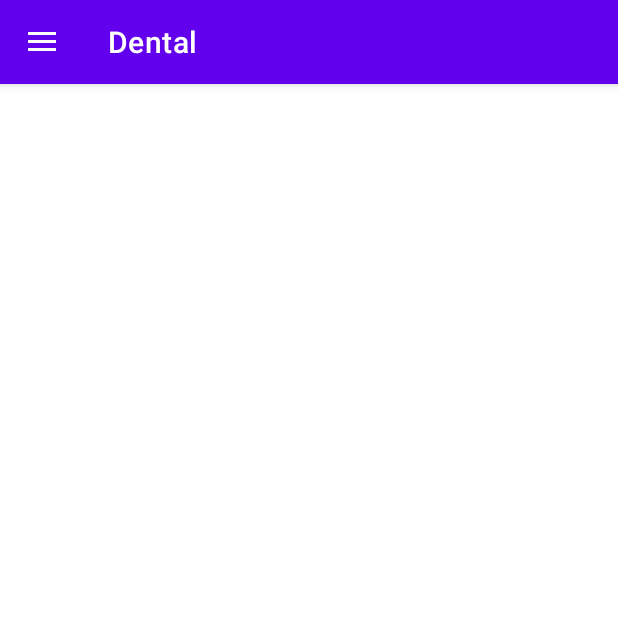
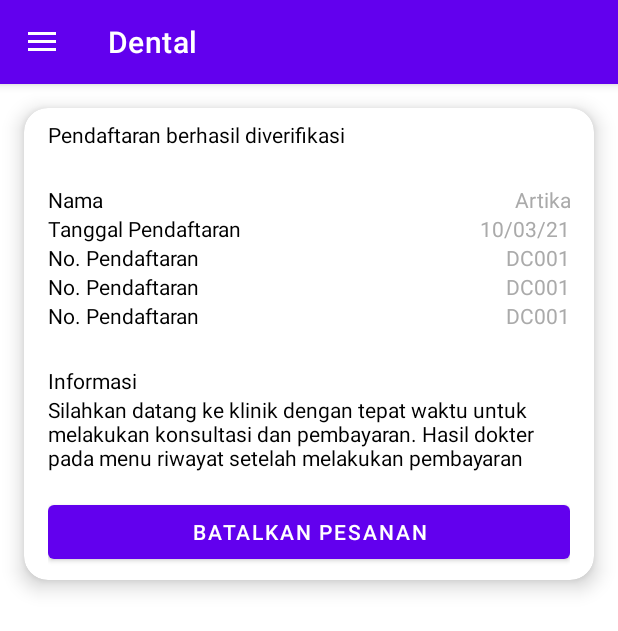
Before and after one commit to asengsaragih/AndroidDentalApp, an Android app: the screen it shows after launch (MainActivity), on a phone screen of 412 x 824 dp. Shown: the top 631 px of the screen. Run offline under Robolectric (Android 15) with nearby library versions, the phone set to English and light mode, and no system bars.

Commit message:
commit layout

```diff
--- /dev/null
+++ b/app/src/main/java/com/mobile/dental/base/Constant.java
@@ -0,0 +1,6 @@
+package com.mobile.dental.base;
+
+public class Constant {
+    public static final String DATE_FORMAT = "dd MMMM yyyy";
+
+}
--- a/app/src/main/res/layout/activity_main.xml
+++ b/app/src/main/res/layout/activity_main.xml
@@ -7,21 +7,31 @@
     android:layout_height="match_parent"
     tools:context=".MainActivity">
 
-    <androidx.constraintlayout.widget.ConstraintLayout
+    <LinearLayout
         android:layout_width="match_parent"
         android:layout_height="match_parent">
 
-    </androidx.constraintlayout.widget.ConstraintLayout>
+        <com.google.android.material.card.MaterialCardView
+            android:layout_width="match_parent"
+            android:layout_height="wrap_content"
+            android:layout_margin="16dp"
+            app:cardCornerRadius="16dp"
+            app:cardElevation="8dp">
+
+            <include
+                layout="@layout/layout_verify_home"
+                android:layout_width="match_parent"
+                android:layout_height="wrap_content" />
+        </com.google.android.material.card.MaterialCardView>
+    </LinearLayout>
 
     <com.google.android.material.navigation.NavigationView
         android:id="@+id/nav_main"
         android:layout_width="wrap_content"
         android:layout_height="match_parent"
         android:layout_gravity="start"
+        android:scrollbarAlwaysDrawVerticalTrack="true"
         app:headerLayout="@layout/header_navigation_drawer"
-        android:scrollbarAlwaysDrawVerticalTrack="true"
         app:itemIconTint="@color/purple_500"
-        app:menu="@menu/drawer_menu"/>
-
-
+        app:menu="@menu/drawer_menu" />
 </androidx.drawerlayout.widget.DrawerLayout>
--- /dev/null
+++ b/app/src/main/res/layout/layout_verify_home.xml
@@ -0,0 +1,143 @@
+<?xml version="1.0" encoding="utf-8"?>
+<LinearLayout xmlns:android="http://schemas.android.com/apk/res/android"
+    android:layout_width="match_parent"
+    android:layout_height="wrap_content"
+    android:orientation="vertical"
+    android:paddingHorizontal="16dp"
+    android:paddingVertical="8dp">
+
+    <TextView
+        android:layout_width="match_parent"
+        android:layout_height="wrap_content"
+        android:layout_marginBottom="24dp"
+        android:text="Pendaftaran berhasil diverifikasi" />
+
+    <LinearLayout
+        android:layout_width="match_parent"
+        android:layout_height="wrap_content"
+        android:orientation="horizontal">
+
+        <TextView
+            android:layout_width="match_parent"
+            android:layout_height="wrap_content"
+            android:layout_weight="0.5"
+            android:gravity="start"
+            android:text="Nama" />
+
+        <TextView
+            android:layout_width="match_parent"
+            android:layout_height="wrap_content"
+            android:layout_weight="0.5"
+            android:gravity="end"
+            android:text="Artika"
+            android:textColor="@android:color/darker_gray" />
+
+    </LinearLayout>
+
+    <LinearLayout
+        android:layout_width="match_parent"
+        android:layout_height="wrap_content"
+        android:orientation="horizontal">
+
+        <TextView
+            android:layout_width="match_parent"
+            android:layout_height="wrap_content"
+            android:layout_weight="0.5"
+            android:gravity="start"
+            android:text="Tanggal Pendaftaran" />
+
+        <TextView
+            android:layout_width="match_parent"
+            android:layout_height="wrap_content"
+            android:layout_weight="0.5"
+            android:gravity="end"
+            android:text="10/03/21"
+            android:textColor="@android:color/darker_gray" />
+
+    </LinearLayout>
+
+    <LinearLayout
+        android:layout_width="match_parent"
+        android:layout_height="wrap_content"
+        android:orientation="horizontal">
+
+        <TextView
+            android:layout_width="match_parent"
+            android:layout_height="wrap_content"
+            android:layout_weight="0.5"
+            android:gravity="start"
+            android:text="No. Pendaftaran" />
+
+        <TextView
+            android:layout_width="match_parent"
+            android:layout_height="wrap_content"
+            android:layout_weight="0.5"
+            android:gravity="end"
+            android:text="DC001"
+            android:textColor="@android:color/darker_gray" />
+
+    </LinearLayout>
+
+    <LinearLayout
+        android:layout_width="match_parent"
+        android:layout_height="wrap_content"
+        android:orientation="horizontal">
+
+        <TextView
+            android:layout_width="match_parent"
+            android:layout_height="wrap_content"
+            android:layout_weight="0.5"
+            android:gravity="start"
+            android:text="No. Pendaftaran" />
+
+        <TextView
+            android:layout_width="match_parent"
+            android:layout_height="wrap_content"
+            android:layout_weight="0.5"
+            android:gravity="end"
+            android:text="DC001"
+            android:textColor="@android:color/darker_gray" />
+
+    </LinearLayout>
+
+    <LinearLayout
+        android:layout_width="match_parent"
+        android:layout_height="wrap_content"
+        android:orientation="horizontal">
+
+        <TextView
+            android:layout_width="match_parent"
+            android:layout_height="wrap_content"
+            android:layout_weight="0.5"
+            android:gravity="start"
+            android:text="No. Pendaftaran" />
+
+        <TextView
+            android:layout_width="match_parent"
+            android:layout_height="wrap_content"
+            android:layout_weight="0.5"
+            android:gravity="end"
+            android:text="DC001"
+            android:textColor="@android:color/darker_gray" />
+
+    </LinearLayout>
+
+    <TextView
+        android:layout_width="match_parent"
+        android:layout_height="wrap_content"
+        android:layout_marginTop="24dp"
+        android:text="Informasi" />
+
+    <TextView
+        android:layout_width="match_parent"
+        android:layout_height="wrap_content"
+        android:text="Silahkan datang ke klinik dengan tepat waktu untuk melakukan konsultasi dan pembayaran. Hasil dokter pada menu riwayat setelah melakukan pembayaran" />
+
+
+    <Button
+        android:layout_width="match_parent"
+        android:layout_height="wrap_content"
+        android:layout_marginTop="16dp"
+        android:text="Batalkan Pesanan" />
+
+</LinearLayout>
--- a/app/src/main/res/values/themes.xml
+++ b/app/src/main/res/values/themes.xml
@@ -12,5 +12,6 @@
         <!-- Status bar color. -->
         <item name="android:statusBarColor" tools:targetApi="l">?attr/colorPrimaryVariant</item>
         <!-- Customize your theme here. -->
+        <item name="android:textColor">@color/black</item>
     </style>
 </resources>
```
Also changed, not shown: app/src/main/java/com/mobile/dental/RegisterActivity.java (+56 -1 lines), app/src/main/res/layout/activity_register.xml (+49 -39 lines), app/src/main/res/layout/layout_empty_home.xml (added, +20 -0 lines).
